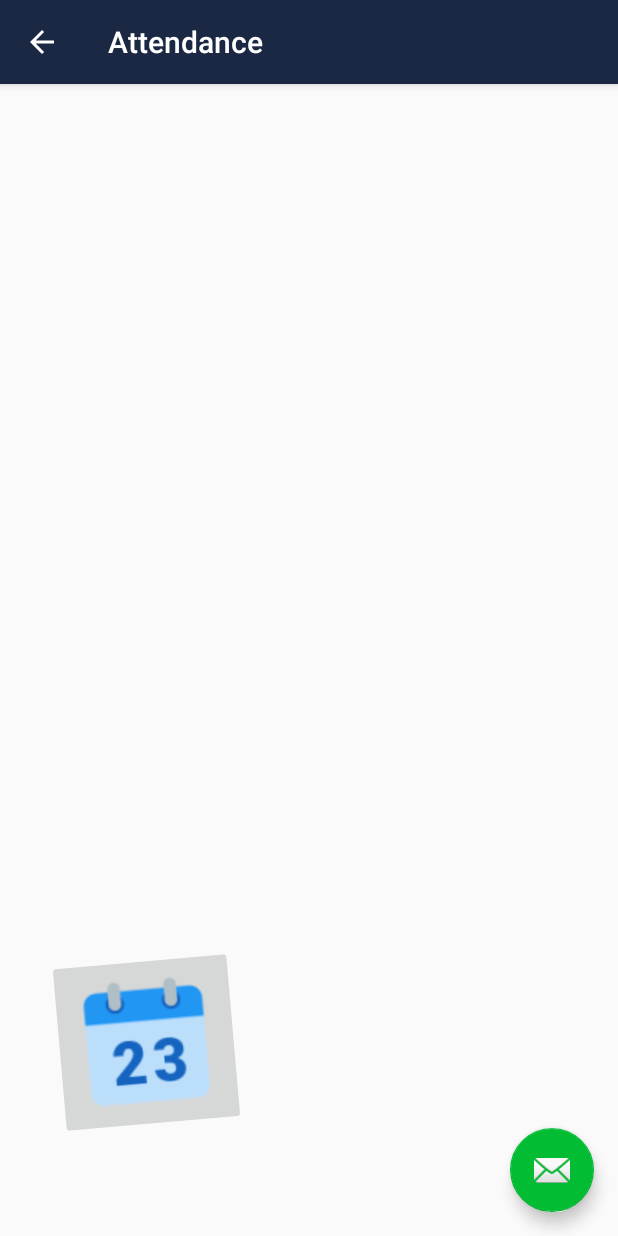
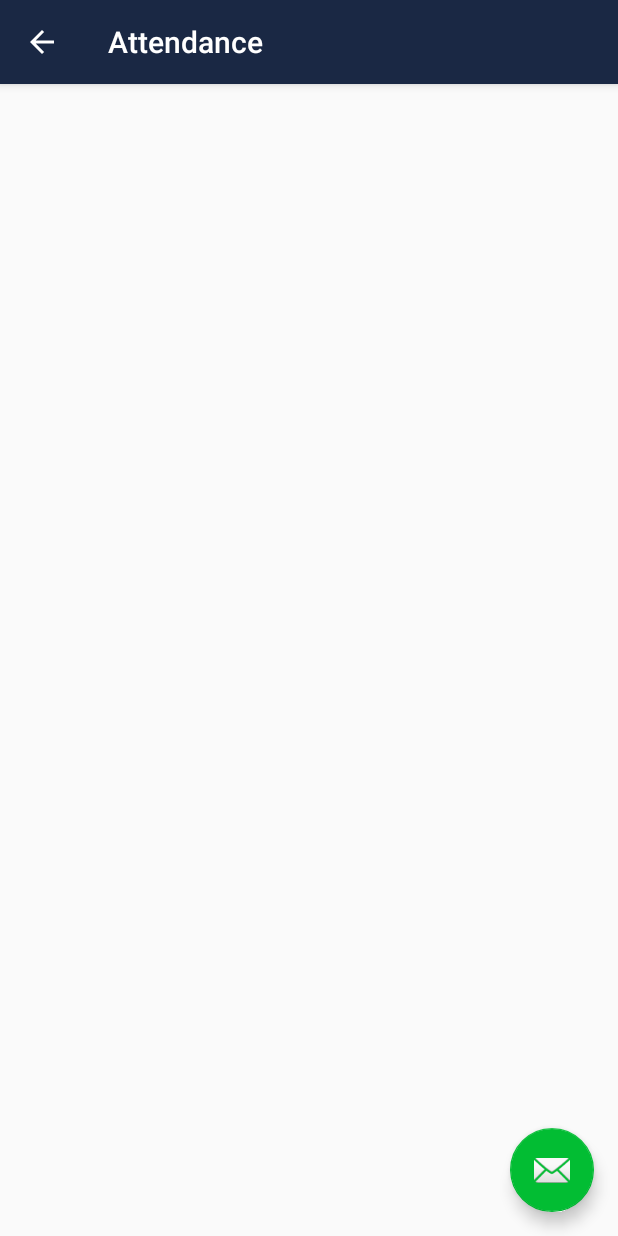
Before and after one commit to Teratech12/mobattend, an Android app: the Myattendance screen opened directly, with no data from a screen before it, on a phone screen of 412 x 824 dp. Run offline under Robolectric (Android 15) with nearby library versions, the phone set to English and light mode, and no system bars; 1 statement that could not run was skipped.

Commit message:
some changes

```diff
--- a/Mobattend2/app/src/main/java/com/example/sky_phase/mobattend/ClasssFragment.java
+++ b/Mobattend2/app/src/main/java/com/example/sky_phase/mobattend/ClasssFragment.java
@@ -63,7 +63,7 @@ public class ClasssFragment extends Fragment {
         //MobattendDatabase db3 = new MobattendDatabase(getContext());
         eventid = generate_Event_id();
 
-        Toast.makeText(getContext(),eventid,Toast.LENGTH_LONG).show();
+
 
 
         View emptyView = getActivity().getLayoutInflater().inflate(R.layout.emptyclasslist, null);
--- a/Mobattend2/app/src/main/java/com/example/sky_phase/mobattend/MobattendDatabase.java
+++ b/Mobattend2/app/src/main/java/com/example/sky_phase/mobattend/MobattendDatabase.java
@@ -1,6 +1,4 @@
 package com.example.sky_phase.mobattend;
-
-// the code for the Data base should be here
 
 import android.content.ContentValues;
 import android.content.Context;
@@ -9,7 +7,7 @@ import android.database.sqlite.SQLiteDatabase;
 import android.database.sqlite.SQLiteOpenHelper;
 
 /**
- * Created by Jeneral on 3/5/2017.
+ * Created by SKY-PHASE on 3/5/2017.
  */
 public class MobattendDatabase extends SQLiteOpenHelper {
     public static final  String DATABASE_NAME = "mobattend.db";
--- a/Mobattend2/app/src/main/java/com/example/sky_phase/mobattend/Myattendance.java
+++ b/Mobattend2/app/src/main/java/com/example/sky_phase/mobattend/Myattendance.java
@@ -1,9 +1,4 @@
 package com.example.sky_phase.mobattend;
-
-//Code to take attendance
-
-
-
 
 import android.annotation.TargetApi;
 import android.content.Intent;
@@ -15,8 +10,6 @@ import android.support.design.widget.Snackbar;
 import android.support.v7.app.AppCompatActivity;
 import android.support.v7.widget.Toolbar;
 import android.view.View;
-import android.view.animation.Animation;
-import android.view.animation.AnimationUtils;
 import android.widget.AdapterView;
 import android.widget.ImageButton;
 import android.widget.ListView;
@@ -50,9 +43,9 @@ public class Myattendance extends AppCompatActivity {
         getSupportActionBar().setDisplayHomeAsUpEnabled(true);
 
         listView = (ListView) findViewById(R.id.list);
-        shakebutton = (ImageButton)findViewById(R.id.shakebutton) ;
-        Animation shake = AnimationUtils.loadAnimation(this, R.anim.shakewell);
-        shakebutton.startAnimation(shake);
+        //shakebutton = (ImageButton)findViewById(R.id.shakebutton) ;
+        //Animation shake = AnimationUtils.loadAnimation(this, R.anim.shakewell);
+        //shakebutton.startAnimation(shake);
 
 
         dataModels = new ArrayList<>();
--- a/Mobattend2/app/src/main/res/layout/content_myattendance.xml
+++ b/Mobattend2/app/src/main/res/layout/content_myattendance.xml
@@ -17,20 +17,8 @@
 
         <ListView
             android:layout_width="match_parent"
-            android:layout_height="300dp"
+            android:layout_height="450dp"
             android:id="@+id/list" />
 
-        <ImageButton
-            android:text="Button"
-            android:layout_width="wrap_content"
-            android:layout_height="wrap_content"
-            android:layout_alignParentBottom="true"
-            android:layout_alignParentLeft="true"
-            android:layout_alignParentStart="true"
-            android:layout_marginLeft="37dp"
-            android:layout_marginStart="37dp"
-            android:layout_marginBottom="63dp"
-            android:id="@+id/shakebutton"
-            android:src="@drawable/todayreminder2"/>
     </RelativeLayout>
 </RelativeLayout>
--- a/Mobattend2/app/src/main/res/layout/row_item.xml
+++ b/Mobattend2/app/src/main/res/layout/row_item.xml
@@ -14,8 +14,7 @@
         android:layout_alignParentLeft="true"
         android:layout_alignParentStart="true"
         android:layout_width="40dp"
-        android:layout_height="40dp"
-        android:background="@drawable/layoutbackground1" />
+        android:layout_height="40dp" />
 
     <TextView
         android:text="studentName"
```
Also changed, not shown: Mobattend2/app/src/main/java/com/example/sky_phase/mobattend/ADDING_STUDENTS.java (+5 -9 lines), Mobattend2/app/src/main/java/com/example/sky_phase/mobattend/CREATE_CLASS.java (+4 -9 lines), Mobattend2/app/src/main/java/com/example/sky_phase/mobattend/CustomAdapter.java (+17 -0 lines), Mobattend2/app/src/main/java/com/example/sky_phase/mobattend/CustomAdapterforScreenTwo.java (+21 -0 lines), Mobattend2/app/src/main/java/com/example/sky_phase/mobattend/ReminderDatabase.java (+3 -5 lines), Mobattend2/app/src/main/java/com/example/sky_phase/mobattend/ReminderDatabaseOriginal.java (+4 -4 lines). Lines whose indentation alone changed are shown as unchanged.
